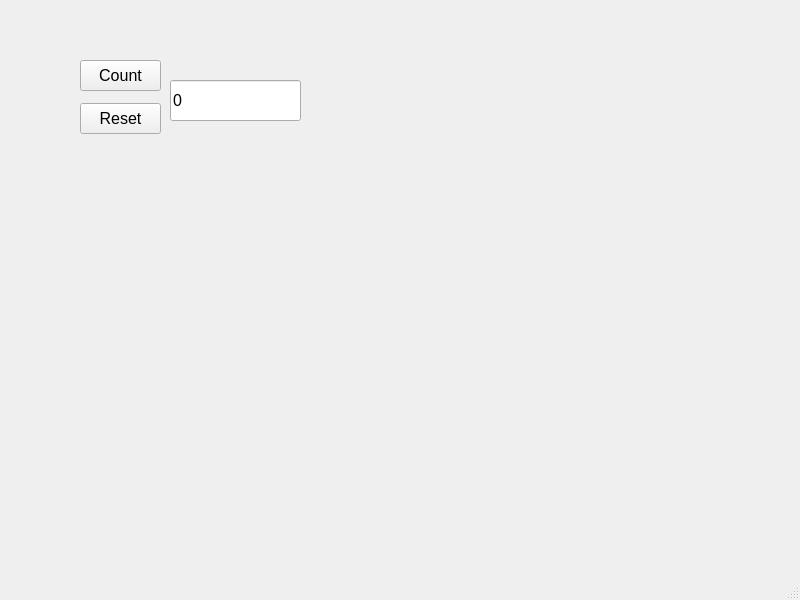
Qt form Viikko6/Kotiteht6/mainwindow.ui (Junturi/Olio-ohjelmointi) before a commit.
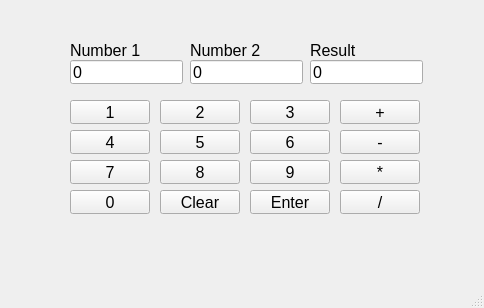
The same form after that commit.

What changed in the file:
```diff
--- a/Viikko6/Kotiteht6/mainwindow.ui
+++ b/Viikko6/Kotiteht6/mainwindow.ui
@@ -6,21 +6,21 @@
    <rect>
     <x>0</x>
     <y>0</y>
-    <width>800</width>
-    <height>600</height>
+    <width>484</width>
+    <height>308</height>
    </rect>
   </property>
   <property name="windowTitle">
    <string>MainWindow</string>
   </property>
   <widget class="QWidget" name="centralwidget">
-   <widget class="QPushButton" name="btnCount">
+   <widget class="QLabel" name="label">
     <property name="geometry">
      <rect>
-      <x>80</x>
-      <y>60</y>
+      <x>70</x>
+      <y>40</y>
       <width>81</width>
-      <height>31</height>
+      <height>21</height>
      </rect>
     </property>
     <property name="font">
@@ -29,16 +29,16 @@
      </font>
     </property>
     <property name="text">
-     <string>Count</string>
+     <string>Number 1</string>
     </property>
    </widget>
-   <widget class="QPushButton" name="btnReset">
+   <widget class="QLabel" name="label_2">
     <property name="geometry">
      <rect>
-      <x>80</x>
-      <y>103</y>
+      <x>190</x>
+      <y>40</y>
       <width>81</width>
-      <height>31</height>
+      <height>21</height>
      </rect>
     </property>
     <property name="font">
@@ -47,16 +47,16 @@
      </font>
     </property>
     <property name="text">
-     <string>Reset</string>
+     <string>Number 2</string>
     </property>
    </widget>
-   <widget class="QLineEdit" name="lineCounter">
+   <widget class="QLabel" name="label_3">
     <property name="geometry">
      <rect>
-      <x>170</x>
-      <y>80</y>
-      <width>131</width>
-      <height>41</height>
+      <x>310</x>
+      <y>40</y>
+      <width>81</width>
+      <height>21</height>
      </rect>
     </property>
     <property name="font">
@@ -64,13 +64,352 @@
       <pointsize>12</pointsize>
      </font>
     </property>
-    <property name="inputMask">
-     <string/>
+    <property name="text">
+     <string>Result</string>
     </property>
+   </widget>
+   <widget class="QLineEdit" name="lineNum1">
+    <property name="geometry">
+     <rect>
+      <x>70</x>
+      <y>60</y>
+      <width>113</width>
+      <height>24</height>
+     </rect>
+    </property>
+    <property name="font">
+     <font>
+      <pointsize>12</pointsize>
+     </font>
+    </property>
     <property name="text">
      <string>0</string>
     </property>
    </widget>
+   <widget class="QLineEdit" name="lineNum2">
+    <property name="geometry">
+     <rect>
+      <x>190</x>
+      <y>60</y>
+      <width>113</width>
+      <height>24</height>
+     </rect>
+    </property>
+    <property name="font">
+     <font>
+      <pointsize>12</pointsize>
+     </font>
+    </property>
+    <property name="text">
+     <string>0</string>
+    </property>
+   </widget>
+   <widget class="QLineEdit" name="lineResult">
+    <property name="geometry">
+     <rect>
+      <x>310</x>
+      <y>60</y>
+      <width>113</width>
+      <height>24</height>
+     </rect>
+    </property>
+    <property name="font">
+     <font>
+      <pointsize>12</pointsize>
+     </font>
+    </property>
+    <property name="text">
+     <string>0</string>
+    </property>
+   </widget>
+   <widget class="QPushButton" name="btnN1">
+    <property name="geometry">
+     <rect>
+      <x>70</x>
+      <y>100</y>
+      <width>80</width>
+      <height>24</height>
+     </rect>
+    </property>
+    <property name="font">
+     <font>
+      <pointsize>12</pointsize>
+     </font>
+    </property>
+    <property name="text">
+     <string>1</string>
+    </property>
+   </widget>
+   <widget class="QPushButton" name="btnN2">
+    <property name="geometry">
+     <rect>
+      <x>160</x>
+      <y>100</y>
+      <width>80</width>
+      <height>24</height>
+     </rect>
+    </property>
+    <property name="font">
+     <font>
+      <pointsize>12</pointsize>
+     </font>
+    </property>
+    <property name="text">
+     <string>2</string>
+    </property>
+   </widget>
+   <widget class="QPushButton" name="btnN3">
+    <property name="geometry">
+     <rect>
+      <x>250</x>
+      <y>100</y>
+      <width>80</width>
+      <height>24</height>
+     </rect>
+    </property>
+    <property name="font">
+     <font>
+      <pointsize>12</pointsize>
+     </font>
+    </property>
+    <property name="text">
+     <string>3</string>
+    </property>
+   </widget>
+   <widget class="QPushButton" name="btnAdd">
+    <property name="geometry">
+     <rect>
+      <x>340</x>
+      <y>100</y>
+      <width>80</width>
+      <height>24</height>
+     </rect>
+    </property>
+    <property name="font">
+     <font>
+      <pointsize>12</pointsize>
+     </font>
+    </property>
+    <property name="text">
+     <string>+</string>
+    </property>
+   </widget>
+   <widget class="QPushButton" name="btnN4">
+    <property name="geometry">
+     <rect>
+      <x>70</x>
+      <y>130</y>
+      <width>80</width>
+      <height>24</height>
+     </rect>
+    </property>
+    <property name="font">
+     <font>
+      <pointsize>12</pointsize>
+     </font>
+    </property>
+    <property name="text">
+     <string>4</string>
+    </property>
+   </widget>
+   <widget class="QPushButton" name="btnN5">
+    <property name="geometry">
+     <rect>
+      <x>160</x>
+      <y>130</y>
+      <width>80</width>
+      <height>24</height>
+     </rect>
+    </property>
+    <property name="font">
+     <font>
+      <pointsize>12</pointsize>
+     </font>
+    </property>
+    <property name="text">
+     <string>5</string>
+    </property>
+   </widget>
+   <widget class="QPushButton" name="btnN6">
+    <property name="geometry">
+     <rect>
+      <x>250</x>
+      <y>130</y>
+      <width>80</width>
+      <height>24</height>
+     </rect>
+    </property>
+    <property name="font">
+     <font>
+      <pointsize>12</pointsize>
+     </font>
+    </property>
+    <property name="text">
+     <string>6</string>
+    </property>
+   </widget>
+   <widget class="QPushButton" name="btnSub">
+    <property name="geometry">
+     <rect>
+      <x>340</x>
+      <y>130</y>
+      <width>80</width>
+      <height>24</height>
+     </rect>
+    </property>
+    <property name="font">
+     <font>
+      <pointsize>12</pointsize>
+     </font>
+    </property>
+    <property name="text">
+     <string>-</string>
+    </property>
+   </widget>
+   <widget class="QPushButton" name="btnN7">
+    <property name="geometry">
+     <rect>
+      <x>70</x>
+      <y>160</y>
+      <width>80</width>
+      <height>24</height>
+     </rect>
+    </property>
+    <property name="font">
+     <font>
+      <pointsize>12</pointsize>
+     </font>
+    </property>
+    <property name="text">
+     <string>7</string>
+    </property>
+   </widget>
+   <widget class="QPushButton" name="btnN8">
+    <property name="geometry">
+     <rect>
+      <x>160</x>
+      <y>160</y>
+      <width>80</width>
+      <height>24</height>
+     </rect>
+    </property>
+    <property name="font">
+     <font>
+      <pointsize>12</pointsize>
+     </font>
+    </property>
+    <property name="text">
+     <string>8</string>
+    </property>
+   </widget>
+   <widget class="QPushButton" name="btnN9">
+    <property name="geometry">
+     <rect>
+      <x>250</x>
+      <y>160</y>
+      <width>80</width>
+      <height>24</height>
+     </rect>
+    </property>
+    <property name="font">
+     <font>
+      <pointsize>12</pointsize>
+     </font>
+    </property>
+    <property name="text">
+     <string>9</string>
+    </property>
+   </widget>
+   <widget class="QPushButton" name="btnMul">
+    <property name="geometry">
+     <rect>
+      <x>340</x>
+      <y>160</y>
+      <width>80</width>
+      <height>24</height>
+     </rect>
+    </property>
+    <property name="font">
+     <font>
+      <pointsize>12</pointsize>
+     </font>
+    </property>
+    <property name="text">
+     <string>*</string>
+    </property>
+   </widget>
+   <widget class="QPushButton" name="btnN0">
+    <property name="geometry">
+     <rect>
+      <x>70</x>
+      <y>190</y>
+      <width>80</width>
+      <height>24</height>
+     </rect>
+    </property>
+    <property name="font">
+     <font>
+      <pointsize>12</pointsize>
+     </font>
+    </property>
+    <property name="text">
+     <string>0</string>
+    </property>
+   </widget>
+   <widget class="QPushButton" name="btnClear">
+    <property name="geometry">
+     <rect>
+      <x>160</x>
+      <y>190</y>
+      <width>80</width>
+      <height>24</height>
+     </rect>
+    </property>
+    <property name="font">
+     <font>
+      <pointsize>12</pointsize>
+     </font>
+    </property>
+    <property name="text">
+     <string>Clear</string>
+    </property>
+   </widget>
+   <widget class="QPushButton" name="btnEnter">
+    <property name="geometry">
+     <rect>
+      <x>250</x>
+      <y>190</y>
+      <width>80</width>
+      <height>24</height>
+     </rect>
+    </property>
+    <property name="font">
+     <font>
+      <pointsize>12</pointsize>
+     </font>
+    </property>
+    <property name="text">
+     <string>Enter</string>
+    </property>
+   </widget>
+   <widget class="QPushButton" name="btnDiv">
+    <property name="geometry">
+     <rect>
+      <x>340</x>
+      <y>190</y>
+      <width>80</width>
+      <height>24</height>
+     </rect>
+    </property>
+    <property name="font">
+     <font>
+      <pointsize>12</pointsize>
+     </font>
+    </property>
+    <property name="text">
+     <string>/</string>
+    </property>
+   </widget>
   </widget>
   <widget class="QMenuBar" name="menubar">
    <property name="geometry">
```
Left out of the diff: 2 changed lines with no effect on the pictures.
